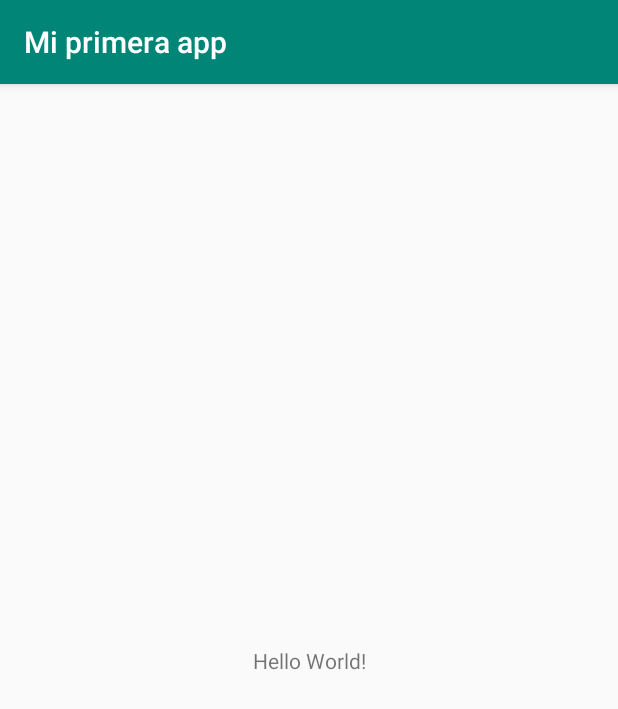
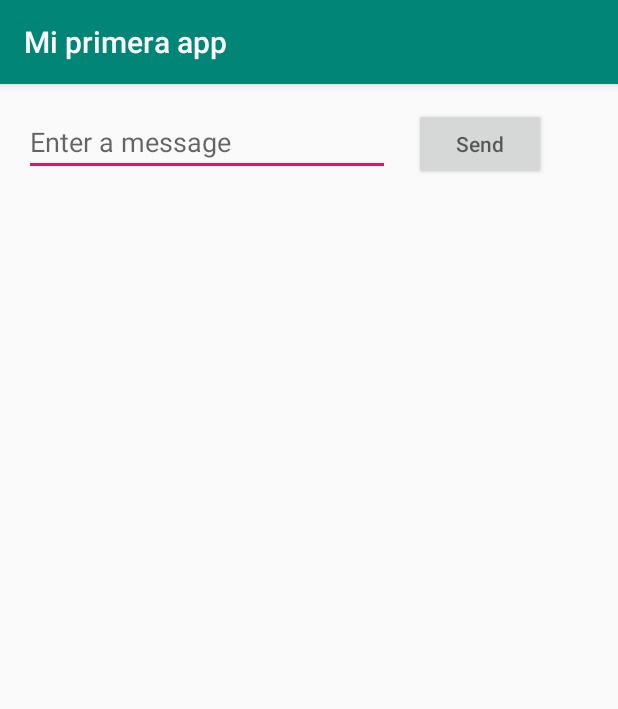
Before and after one commit to jcamilovelandiab/My-first-app-Android, an Android app: the screen it shows after launch (MainActivity), on a phone screen of 412 x 824 dp. Shown: the top 709 px of the screen. Run offline under Robolectric (Android 15) with nearby library versions, the phone set to English and light mode, and no system bars.

Commit message:
everything is done

```diff
--- a/app/src/main/res/layout/activity_main.xml
+++ b/app/src/main/res/layout/activity_main.xml
@@ -6,13 +6,33 @@
     android:layout_height="match_parent"
     tools:context=".MainActivity">
 
-    <TextView
-        android:layout_width="wrap_content"
+    <EditText
+        android:id="@+id/editText"
+        android:layout_width="0dp"
         android:layout_height="wrap_content"
-        android:text="Hello World!"
-        app:layout_constraintBottom_toBottomOf="parent"
-        app:layout_constraintLeft_toLeftOf="parent"
-        app:layout_constraintRight_toRightOf="parent"
+        android:layout_marginStart="16dp"
+        android:layout_marginLeft="16dp"
+        android:layout_marginTop="16dp"
+        android:ems="10"
+        android:hint="@string/edit_message"
+        android:inputType="textPersonName"
+        app:layout_constraintEnd_toStartOf="@+id/button"
+        app:layout_constraintHorizontal_bias="0.5"
+        app:layout_constraintStart_toStartOf="parent"
         app:layout_constraintTop_toTopOf="parent" />
 
+    <Button
+        android:id="@+id/button"
+        android:layout_width="88dp"
+        android:layout_height="wrap_content"
+        android:layout_marginStart="16dp"
+        android:layout_marginLeft="16dp"
+        android:layout_marginTop="16dp"
+        android:layout_marginEnd="48dp"
+        android:layout_marginRight="48dp"
+        android:hint="@string/button_send"
+        android:onClick="sendMessage"
+        app:layout_constraintEnd_toEndOf="parent"
+        app:layout_constraintStart_toEndOf="@+id/editText"
+        app:layout_constraintTop_toTopOf="parent" />
 </androidx.constraintlayout.widget.ConstraintLayout>
--- a/app/src/main/res/values/strings.xml
+++ b/app/src/main/res/values/strings.xml
@@ -1,3 +1,5 @@
 <resources>
     <string name="app_name">Mi primera app</string>
+    <string name="edit_message">Enter a message</string>
+    <string name="button_send">Send</string>
 </resources>
```
Also changed, not shown: app/src/main/AndroidManifest.xml (+7 -0 lines), app/src/main/java/com/example/miprimeraapp/DisplayMessageActivity.java (added, +24 -0 lines), app/src/main/java/com/example/miprimeraapp/MainActivity.java (+16 -2 lines), app/src/main/res/layout/activity_display_message.xml (added, +19 -0 lines).
